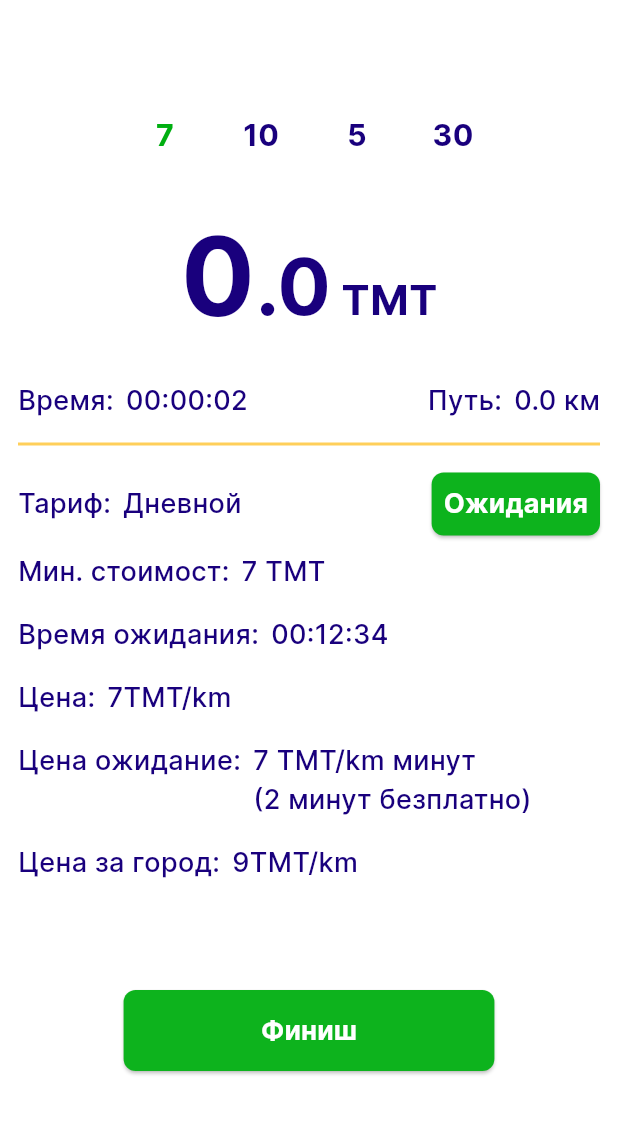
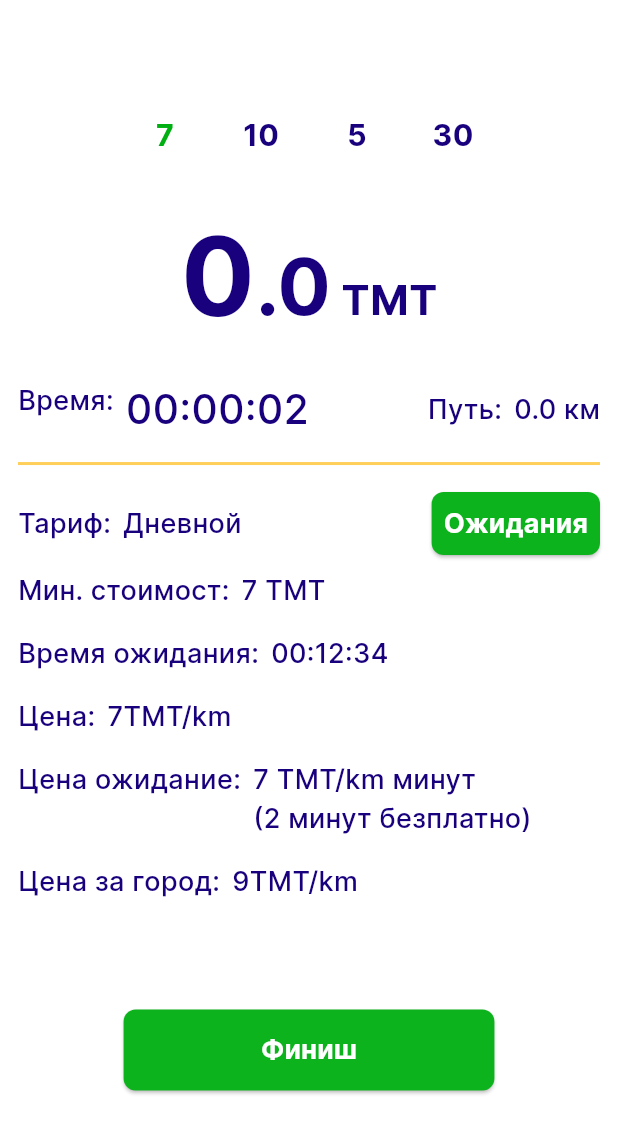
Before and after one commit to danifdev/driver-app, a Flutter app: the JourneyView screen opened by its route, after a tap on an icon or button, on a phone screen of 412 x 824 dp. Shown: the top 1134 px of the screen. Run offline on Flutter 3.47's test engine with Material 2 defaults, Android fonts, the phone set to English and light mode, and no system bars; our stand-ins replace flutter_bloc, flutter_svg, geolocator, go_router, permission_handler, wakelock; project files that could hold a hidden picture were left out.

Commit message:
added some features

```diff
--- a/lib/components/widgets/base_app_bar.dart
+++ b/lib/components/widgets/base_app_bar.dart
@@ -1,6 +1,5 @@
 import 'package:flutter/material.dart';
 import 'package:ms_taxi/components/widgets/text.dart';
-import 'package:ms_taxi/utils/constants/colors.dart';
 import 'package:ms_taxi/utils/extensions.dart';
 
 class BaseAppBar extends StatelessWidget {
--- a/lib/components/widgets/input.dart
+++ b/lib/components/widgets/input.dart
@@ -32,10 +32,6 @@ class BoxInputField extends StatelessWidget {
 
   final String label;
   final void Function()? trailingTapped;
-
-  // final circularBorder = OutlineInputBorder(
-  //   borderRadius: BorderRadius.circular(8),
-  // );
 
   final bool isError;
 
--- a/lib/features/journey/views/journey.dart
+++ b/lib/features/journey/views/journey.dart
@@ -31,40 +31,15 @@ class JourneyView extends StatefulWidget {
 class _JourneyViewState extends State<JourneyView> {
   late LocationService _locationService;
 
-  late StreamSubscription<int> _timerSubscription;
-  final StreamController<String> _duration =
-      StreamController<String>.broadcast();
-
-  void startTimer() {
-    var counter = 0;
-    _timerSubscription =
-        Stream<int>.periodic(const Duration(seconds: 1), (x) => counter++)
-            .listen((counter) {
-      final hoursStr =
-          ((counter / (60 * 60)) % 60).floor().toString().padLeft(2, '0');
-      final minutesStr =
-          ((counter / 60) % 60).floor().toString().padLeft(2, '0');
-      final secondsStr = (counter % 60).toString().padLeft(2, '0');
-      _duration.add('$hoursStr:$minutesStr:$secondsStr');
-    });
-  }
-
-  void stopTimer() {
-    _timerSubscription.cancel();
-  }
-
   @override
   void initState() {
-    startTimer();
     _locationService = LocationService();
     super.initState();
   }
 
   @override
   void dispose() {
-    stopTimer();
     _locationService.dispose();
-    // _locationService.
     super.dispose();
   }
 
@@ -192,9 +167,17 @@ class _JourneyViewState extends State<JourneyView> {
     return Row(
       children: [
         Expanded(child: RowTile(title: 'Тариф:', value: widget.type.title)),
-        BoxButton(
-          text: 'Ожидания',
-          padding: const PagePadding.allVeryLow(),
+        StreamBuilder<StatusDriver>(
+          stream: _locationService.statusDriver,
+          builder: (context, snapshot) {
+            'Status ---> ${snapshot.data?.title}'.log();
+            final status = snapshot.data ?? StatusDriver.waiting;
+            return BoxButton<String>(
+              text: status.title['title'] as String,
+              bgColor: status.title['color'] as Color,
+              padding: const PagePadding.allVeryLow(),
+            );
+          },
         ),
       ],
     );
@@ -212,23 +195,26 @@ class _JourneyViewState extends State<JourneyView> {
       children: [
         Expanded(
           child: StreamBuilder<String>(
-            stream: _duration.stream,
+            stream: _locationService.durationStream,
             builder: (context, snapshot) {
               final t = snapshot.data;
-              'Timer --> $t'.log();
-              return RowTile(title: 'Время:', value: t ?? '00:00:00');
+              return RowTile(
+                isFitted: true,
+                title: 'Время:',
+                value: t ?? '00:00:00',
+              );
             },
           ),
         ),
         StreamBuilder<double>(
           stream: _locationService.distanceStream,
           builder: (context, snapshot) {
-            final data = snapshot.data?.toStringAsFixed(1);
-            'Distance --> ${snapshot.data}'.log();
+            final data = snapshot.data?.toStringAsFixed(2);
+            'Location --> $data'.log();
             return Expanded(
               child: RowTile(
                 title: 'Путь:',
-                value: '${data ?? 0.0} км',
+                value: '${data ?? 0.00} км',
                 needExpand: true,
               ),
             );
--- a/lib/features/journey/widgets/row_tile.dart
+++ b/lib/features/journey/widgets/row_tile.dart
@@ -1,11 +1,11 @@
 import 'package:flutter/material.dart';
-import 'package:ms_taxi/utils/constants/colors.dart';
 import 'package:ms_taxi/utils/extensions.dart';
 
 class RowTile extends StatelessWidget {
   const RowTile({
     required this.title,
     required this.value,
+    this.isFitted = false,
     super.key,
     this.needExpand = false,
     this.valueAlignRight = false,
@@ -17,6 +17,7 @@ class RowTile extends StatelessWidget {
   final bool needExpand;
   final bool valueAlignRight;
   final Widget? valueW;
+  final bool isFitted;
 
   @override
   Widget build(BuildContext context) {
@@ -45,7 +46,7 @@ class RowTile extends StatelessWidget {
                   fontWeight: FontWeight.w500,
                   fontSize: 18,
                 ),
-              ),
+              ).whenWrapFitted(mayWrap: isFitted),
             )
           else
             Text(
--- a/lib/main.dart
+++ b/lib/main.dart
@@ -1,7 +1,10 @@
 import 'package:flutter/material.dart';
 import 'package:ms_taxi/app/app.dart';
+import 'package:wakelock/wakelock.dart';
 
-void main() {
+void main() async {
+  WidgetsFlutterBinding.ensureInitialized();
+  await Wakelock.enable();
   runApp(
     const App(),
   );
--- a/lib/services/location_service.dart
+++ b/lib/services/location_service.dart
@@ -1,6 +1,27 @@
 import 'dart:async';
+import 'package:flutter/material.dart';
 import 'package:geolocator/geolocator.dart';
+import 'package:ms_taxi/utils/constants/colors.dart';
+import 'package:ms_taxi/utils/extensions.dart';
 import 'package:permission_handler/permission_handler.dart';
+
+enum StatusDriver {
+  waiting({
+    'title': 'Ожидания',
+    'color': kcButtonSuccessColor,
+  }),
+  driving({
+    'title': 'Вождение',
+    'color': kcPrimarySecondary,
+  }),
+  finished({
+    'title': 'Завершенный',
+    'color': kcButtonErrorColor,
+  });
+
+  final Map<String, dynamic> title;
+  const StatusDriver(this.title);
+}
 
 final class LocationService {
   factory LocationService() => _instance;
@@ -18,32 +39,52 @@ final class LocationService {
       StreamController<double>.broadcast();
   final StreamController<double> _moneyStreamController =
       StreamController<double>.broadcast();
+  StreamSubscription<int>? _timerSubscription;
+  final StreamController<String> _duration =
+      StreamController<String>.broadcast();
+  final StreamController<StatusDriver> _statusController =
+      StreamController<StatusDriver>.broadcast();
+  final StreamController<int> _waitingCost = StreamController<int>.broadcast();
   Stream<double> get distanceStream => _distanceStreamController.stream;
   Stream<double> get moneyStream => _moneyStreamController.stream;
+  Stream<String> get durationStream => _duration.stream;
+  Stream<StatusDriver> get statusDriver => _statusController.stream;
+
+  StatusDriver _currentStatus = StatusDriver.waiting;
+  bool waitingCostAdded = false;
 
   Position? _lastPosition;
 
   Future<void> _init() async {
     await Permission.location.request();
+    await startTimer();
+
+    debugPrint('-------------- Init ---------------');
 
     if (await Permission.location.isDenied) {
+      debugPrint('-------------- Denied loc permission ---------------');
       await Geolocator.requestPermission();
       // throw Exception('Location permission denied');
     }
 
     if (await Permission.location.serviceStatus.isEnabled) {
-      _listenToLocationUpdates();
+      debugPrint('-------------- Enabled loc permission ---------------');
+      await _listenToLocationUpdates();
     } else {
+      await Geolocator.requestPermission();
       throw Exception('Location service is disabled');
     }
   }
 
-  void _listenToLocationUpdates() {
+  Future<void> _listenToLocationUpdates() async {
     const locationOptions =
         LocationSettings(accuracy: LocationAccuracy.high, distanceFilter: 10);
+    debugPrint(
+      '-------------- Start listening to location updates ---------------',
+    );
 
     Geolocator.getPositionStream(locationSettings: locationOptions)
-        .listen((position) {
+        .listen((position) async {
       _positionStreamController.add(position);
 
       if (_lastPosition != null) {
@@ -58,13 +99,50 @@ final class LocationService {
 
         _distanceStreamController.add(distanceInKilometers);
 
-        final money = distanceInKilometers * 7;
+        var money = distanceInKilometers * 7;
+
+        if (0.3 >= distanceInKilometers && distanceInKilometers >= 0.1) {
+          if (_currentStatus == StatusDriver.waiting) {
+            _currentStatus = StatusDriver.driving;
+            _statusController.add(_currentStatus);
+          }
+
+          if (!waitingCostAdded) {
+            _waitingCost.stream.listen((event) {
+              if (event > 0 && !waitingCostAdded) {
+                money += 7;
+                waitingCostAdded = true;
+              }
+            });
+          }
+        }
 
         _moneyStreamController.add(money);
       }
 
-      _lastPosition = position;
+      _lastPosition ??= position;
     });
+  }
+
+  Future<void> startTimer() async {
+    var counter = 0;
+    _timerSubscription =
+        Stream<int>.periodic(const Duration(seconds: 1), (x) => counter++)
+            .listen((counter) async {
+      final hoursStr =
+          ((counter / (60 * 60)) % 60).floor().toString().padLeft(2, '0');
+      final minutesStr =
+          ((counter / 60) % 60).floor().toString().padLeft(2, '0');
+      final secondsStr = (counter % 60).toString().padLeft(2, '0');
+      _duration.add('$hoursStr:$minutesStr:$secondsStr');
+      final cost = ((counter / 60) % 60).floor() / 2;
+
+      _waitingCost.add(cost.toInt() >= 1 ? cost.toInt() : 0);
+    });
+  }
+
+  void stopTimer() {
+    _timerSubscription?.cancel();
   }
 
   Future<Position?> getCurrentPosition() async {
@@ -78,5 +156,8 @@ final class LocationService {
     _positionStreamController.close();
     _distanceStreamController.close();
     _moneyStreamController.close();
+    _statusController.close();
+    _waitingCost.close();
+    stopTimer();
   }
 }
--- a/lib/utils/enums/icons.dart
+++ b/lib/utils/enums/icons.dart
@@ -20,7 +20,8 @@ enum IconConstants {
         _svg,
         width: width,
         height: height,
-        color: color,
+        colorFilter:
+            color != null ? ColorFilter.mode(color, BlendMode.color) : null,
       );
   Widget get svgPictureActive => SvgPicture.asset(
         _svg,
--- a/lib/utils/extensions.dart
+++ b/lib/utils/extensions.dart
@@ -19,6 +19,19 @@ extension LocaleNamed on Locale {
 extension LocaleName on String {
   bool get isTk => this == 'tk';
   bool get isRu => this == 'ru';
+}
+
+extension WrapWidgetExt on Widget {
+  Widget whenWrapFitted({BoxFit? fit, bool mayWrap = true}) {
+    return mayWrap
+        ? FittedBox(
+            fit: fit ?? BoxFit.contain,
+            child: this,
+          )
+        : SizedBox(
+            child: this,
+          );
+  }
 }
 
 extension Spacings on num {
--- a/pubspec.yaml
+++ b/pubspec.yaml
@@ -9,7 +9,6 @@ environment:
 dependencies:
   connectivity_plus: ^4.0.2
   cupertino_icons: ^1.0.2
-  device_info_plus: ^9.0.3
   equatable: ^2.0.5
   flutter:
     sdk: flutter
@@ -25,6 +24,7 @@ dependencies:
   intl: ^0.18.1
   json_annotation: ^4.8.1
   permission_handler: ^11.0.0
+  wakelock: ^0.6.2
 
 dev_dependencies:
   build_runner: ^2.4.6
```
Also changed, not shown: lib/features/auth/views/login.dart (+3 -13 lines), flutter_01.png (added), lib/utils/size/icon_size.dart (line endings or trailing spaces), lib/utils/size/index.dart (line endings or trailing spaces), pubspec.lock, 1 other file.
